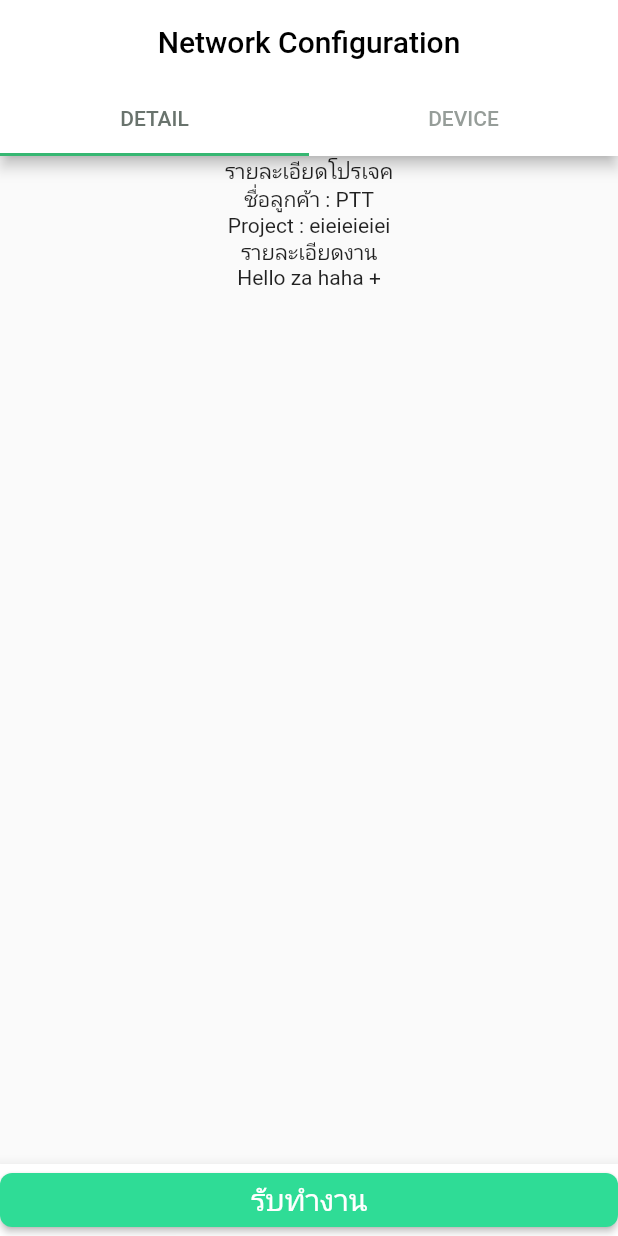
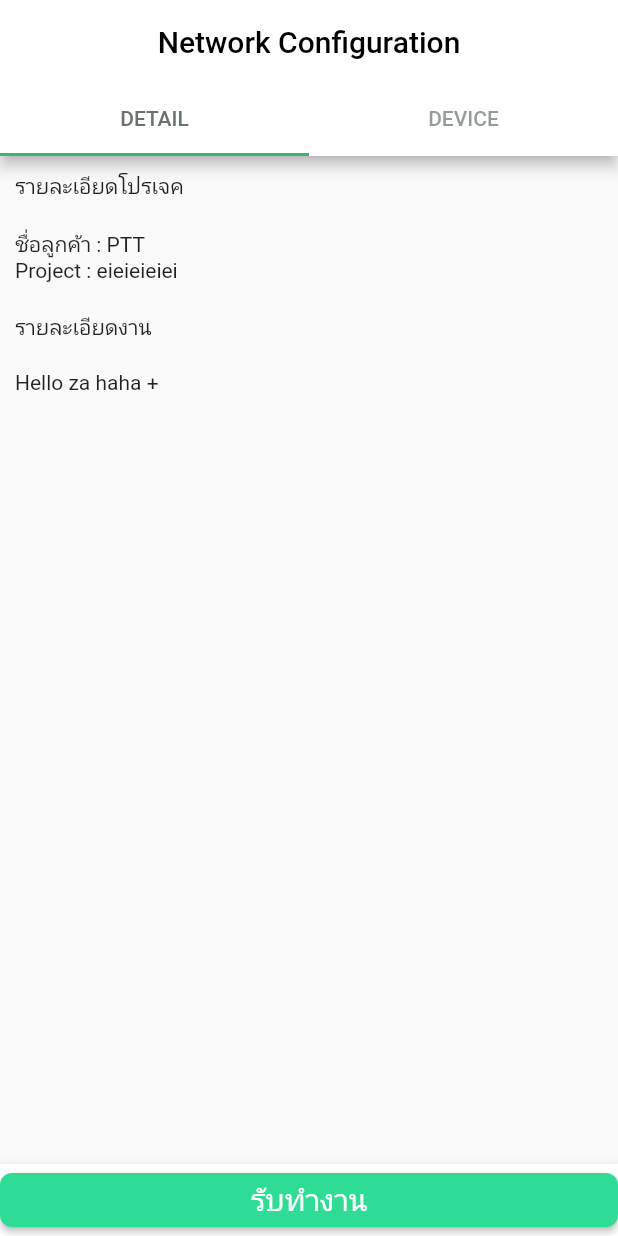
Before and after one commit to godprogrammer3/technician_app, a Flutter app: the screen it shows after launch, on a phone screen of 412 x 824 dp. Run offline on Flutter 3.47's test engine with Material 2 defaults, Android fonts, the phone set to English and light mode, and no system bars; our stand-ins replace bloc, data_connection_checker, equatable, flutter_bloc, flutter_svg, pin_code_fields; missing offline and left inert: configurable_expansion_tile.

Commit message:
align text Detail page

```diff
--- a/lap_app/lib/ui/widget/task_detail.dart
+++ b/lap_app/lib/ui/widget/task_detail.dart
@@ -14,17 +14,22 @@ import 'package:flutter/material.dart';
         scrollDirection: Axis.vertical,
         children:<Widget>[
           Align(
-            alignment:Alignment.center,
+            alignment:Alignment.centerLeft,
             child: Column(
+              crossAxisAlignment: CrossAxisAlignment.start,
               children: <Widget>[
 
                 Container(
+                  padding: EdgeInsets.all(10),
                   child: Text('รายละเอียดโปรเจค'),
+
                   ),
-
+                // SizedBox(height: 10,),
                 Container(
+                  padding: EdgeInsets.all(10),
                     child: Container(
                       child: Column(
+                        crossAxisAlignment: CrossAxisAlignment.start,
                         children: <Widget>[
                           Text('ชื่อลูกค้า : $nameCustomer'),
                           Text('Project : $nameProject'),
@@ -34,10 +39,12 @@ import 'package:flutter/material.dart';
                   ),
 
                 Container(
+                  padding: EdgeInsets.all(10),
                   child: Text('รายละเอียดงาน'),
                   ),
 
                 Container(
+                  padding: EdgeInsets.all(10),
                   child: Text('$detailJob'),
                   )
 
--- a/lap_app/lib/ui/widget/task_device.dart
+++ b/lap_app/lib/ui/widget/task_device.dart
@@ -54,7 +54,7 @@ import 'package:flutter/material.dart';
 
                       Container(
                         margin: EdgeInsets.all(16),
-                          child: IconButton(iconSize: 44.0,icon: Icon(Icons.arrow_right),onPressed: null,),
+                          child: IconButton(iconSize: 44.0,icon: Icon(Icons.keyboard_arrow_right),onPressed: null,),
                       )
                     ],
                   )
```
